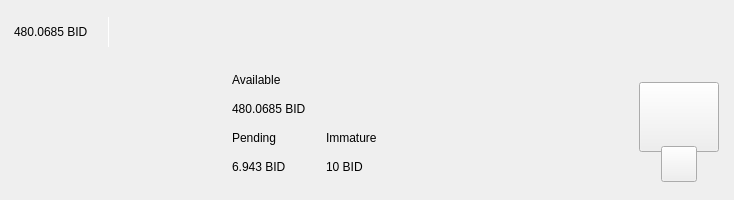
Old version of the form src/qt/blockidcoin/forms/topbar.ui in the repository blockidchain/blockidcoin.
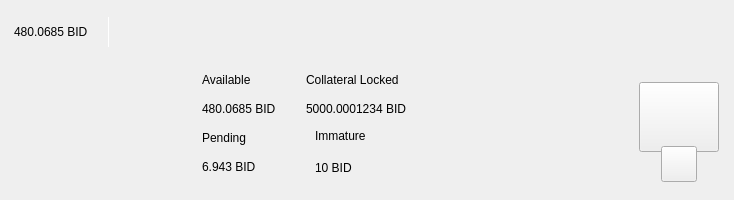
New version of the form. Custom widgets are drawn as their Qt base class.

Commit message: Implementate timelock of masternode collateral for 1 year

What changed in the file:
```diff
--- a/src/qt/blockidcoin/forms/topbar.ui
+++ b/src/qt/blockidcoin/forms/topbar.ui
@@ -397,7 +397,9 @@
               <number>30</number>
              </property>
              <item>
-              <layout class="QVBoxLayout" name="verticalLayout_2">
+              <layout class="QHBoxLayout" name="horizontalLayout">
+               <item>
+                <layout class="QVBoxLayout" name="verticalLayout">
                <item>
                 <widget class="QLabel" name="labelTitle1">
                  <property name="text">
@@ -415,6 +417,42 @@
               </layout>
              </item>
              <item>
+                <spacer name="horizontalSpacer_3">
+                 <property name="orientation">
+                  <enum>Qt::Horizontal</enum>
+                 </property>
+                 <property name="sizeType">
+                  <enum>QSizePolicy::Fixed</enum>
+                 </property>
+                 <property name="sizeHint" stdset="0">
+                  <size>
+                   <width>30</width>
+                   <height>20</height>
+                  </size>
+                 </property>
+                </spacer>
+               </item>
+               <item>
+                <layout class="QVBoxLayout" name="verticalLayout_2">
+                 <item>
+                  <widget class="QLabel" name="labelTitle5">
+                   <property name="text">
+                    <string>Collateral Locked</string>
+                   </property>
+                  </widget>
+                 </item>
+                 <item>
+                  <widget class="QLabel" name="labelAmountCollateral">
+                   <property name="text">
+                    <string>5000.0001234 BID</string>
+                   </property>
+                  </widget>
+                 </item>
+                </layout>
+               </item>
+              </layout>
+             </item>
+             <item>
               <layout class="QHBoxLayout" name="horizontalLayout_2">
                <property name="spacing">
                 <number>0</number>
@@ -438,7 +476,7 @@
                 </layout>
                </item>
                <item>
-                <spacer name="horizontalSpacer_3">
+                <spacer name="horizontalSpacer_5">
                  <property name="orientation">
                   <enum>Qt::Horizontal</enum>
                  </property>
@@ -447,7 +485,7 @@
                  </property>
                  <property name="sizeHint" stdset="0">
                   <size>
-                   <width>40</width>
+                   <width>20</width>
                    <height>20</height>
                   </size>
                  </property>
@@ -455,6 +493,15 @@
                </item>
                <item>
                 <layout class="QVBoxLayout" name="verticalLayout_4">
+                 <property name="spacing">
+                  <number>6</number>
+                 </property>
+                 <property name="leftMargin">
+                  <number>0</number>
+                 </property>
+                 <property name="rightMargin">
+                  <number>0</number>
+                 </property>
                  <item>
                   <widget class="QLabel" name="labelTitle4">
                    <property name="text">
```
Lines whose indentation alone changed are shown as unchanged. The commit also changes 18 other files.
